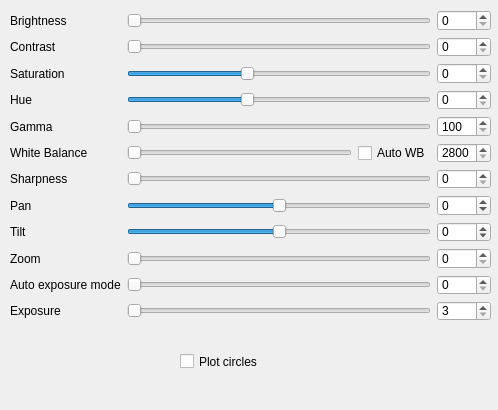
gfogwill/FrESH, file src/gui/video_settings.ui: the form before one commit.
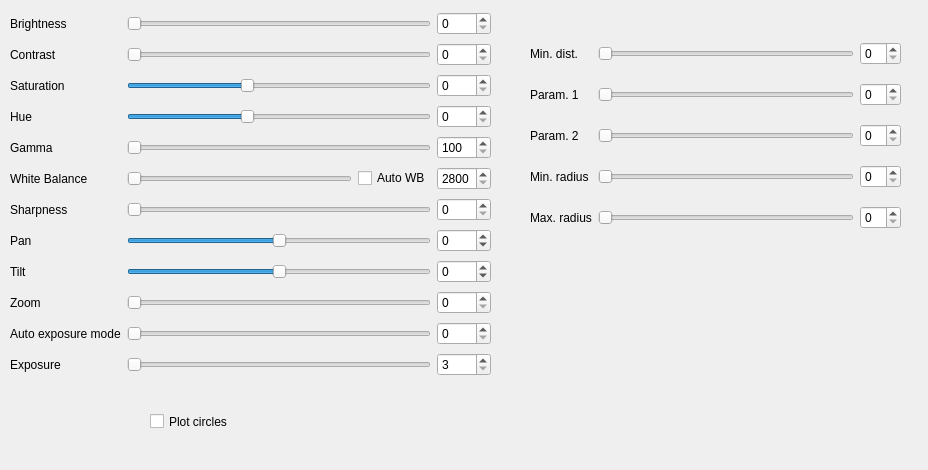
The form after the commit.

The edit to the form file:
```diff
--- a/src/gui/video_settings.ui
+++ b/src/gui/video_settings.ui
@@ -9,8 +9,8 @@
    <rect>
     <x>0</x>
     <y>0</y>
-    <width>498</width>
-    <height>410</height>
+    <width>928</width>
+    <height>470</height>
    </rect>
   </property>
   <property name="windowTitle">
@@ -23,7 +23,7 @@
       <x>10</x>
       <y>10</y>
       <width>481</width>
-      <height>311</height>
+      <height>380</height>
      </rect>
     </property>
     <layout class="QGridLayout" name="gridLayout_3">
@@ -397,8 +397,8 @@
    <widget class="QCheckBox" name="checkBox_plotCircles">
     <property name="geometry">
      <rect>
-      <x>180</x>
-      <y>350</y>
+      <x>150</x>
+      <y>410</y>
       <width>111</width>
       <height>23</height>
      </rect>
@@ -407,6 +407,103 @@
      <string>Plot circles</string>
     </property>
    </widget>
+   <widget class="QWidget" name="gridLayoutWidget_2">
+    <property name="geometry">
+     <rect>
+      <x>530</x>
+      <y>30</y>
+      <width>371</width>
+      <height>211</height>
+     </rect>
+    </property>
+    <layout class="QGridLayout" name="gridLayout">
+     <item row="1" column="0">
+      <widget class="QLabel" name="label_2">
+       <property name="text">
+        <string>Param. 1</string>
+       </property>
+      </widget>
+     </item>
+     <item row="0" column="1">
+      <widget class="QSlider" name="horizontalSlider_13">
+       <property name="orientation">
+        <enum>Qt::Horizontal</enum>
+       </property>
+      </widget>
+     </item>
+     <item row="2" column="0">
+      <widget class="QLabel" name="label_3">
+       <property name="text">
+        <string>Param. 2</string>
+       </property>
+      </widget>
+     </item>
+     <item row="0" column="0">
+      <widget class="QLabel" name="label">
+       <property name="text">
+        <string>Min. dist.</string>
+       </property>
+      </widget>
+     </item>
+     <item row="3" column="0">
+      <widget class="QLabel" name="label_4">
+       <property name="text">
+        <string>Min. radius</string>
+       </property>
+      </widget>
+     </item>
+     <item row="0" column="2">
+      <widget class="QSpinBox" name="spinBox_13"/>
+     </item>
+     <item row="4" column="0">
+      <widget class="QLabel" name="label_5">
+       <property name="text">
+        <string>Max. radius</string>
+       </property>
+      </widget>
+     </item>
+     <item row="1" column="1">
+      <widget class="QSlider" name="horizontalSlider_14">
+       <property name="orientation">
+        <enum>Qt::Horizontal</enum>
+       </property>
+      </widget>
+     </item>
+     <item row="2" column="1">
+      <widget class="QSlider" name="horizontalSlider_15">
+       <property name="orientation">
+        <enum>Qt::Horizontal</enum>
+       </property>
+      </widget>
+     </item>
+     <item row="3" column="1">
+      <widget class="QSlider" name="horizontalSlider_16">
+       <property name="orientation">
+        <enum>Qt::Horizontal</enum>
+       </property>
+      </widget>
+     </item>
+     <item row="4" column="1">
+      <widget class="QSlider" name="horizontalSlider_17">
+       <property name="orientation">
+        <enum>Qt::Horizontal</enum>
+       </property>
+      </widget>
+     </item>
+     <item row="1" column="2">
+      <widget class="QSpinBox" name="spinBox_14"/>
+     </item>
+     <item row="2" column="2">
+      <widget class="QSpinBox" name="spinBox_15"/>
+     </item>
+     <item row="3" column="2">
+      <widget class="QSpinBox" name="spinBox_16"/>
+     </item>
+     <item row="4" column="2">
+      <widget class="QSpinBox" name="spinBox_17"/>
+     </item>
+    </layout>
+   </widget>
   </widget>
  </widget>
  <resources/>
```
Left out of the diff: 360 changed lines with no effect on the pictures.
